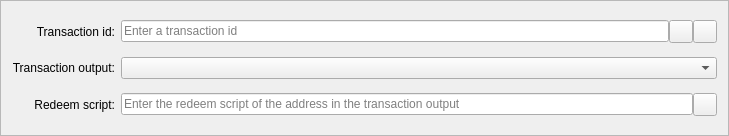
First picture: the form in src/qt/forms/multisiginputentry.ui, repository FromHDDtoSSD/SorachanCoin-qt, before the edit.
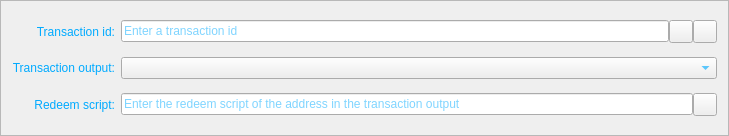
Second picture: the form after the edit. Icons and pictures are not drawn. Custom widgets are drawn as their Qt base class.

The edit to the form file:
```diff
--- a/src/qt/forms/multisiginputentry.ui
+++ b/src/qt/forms/multisiginputentry.ui
@@ -13,6 +13,10 @@
 <property name="windowTitle">
 <string>Form</string>
 </property>
+  <property name="styleSheet">
+   <string notr="true">background-image: url(:/images/bkg2);
+color: rgb(0, 170, 255);</string>
+  </property>
 <property name="frameShape">
 <enum>QFrame::StyledPanel</enum>
 </property>
```
Lines whose indentation alone changed are shown as unchanged.
